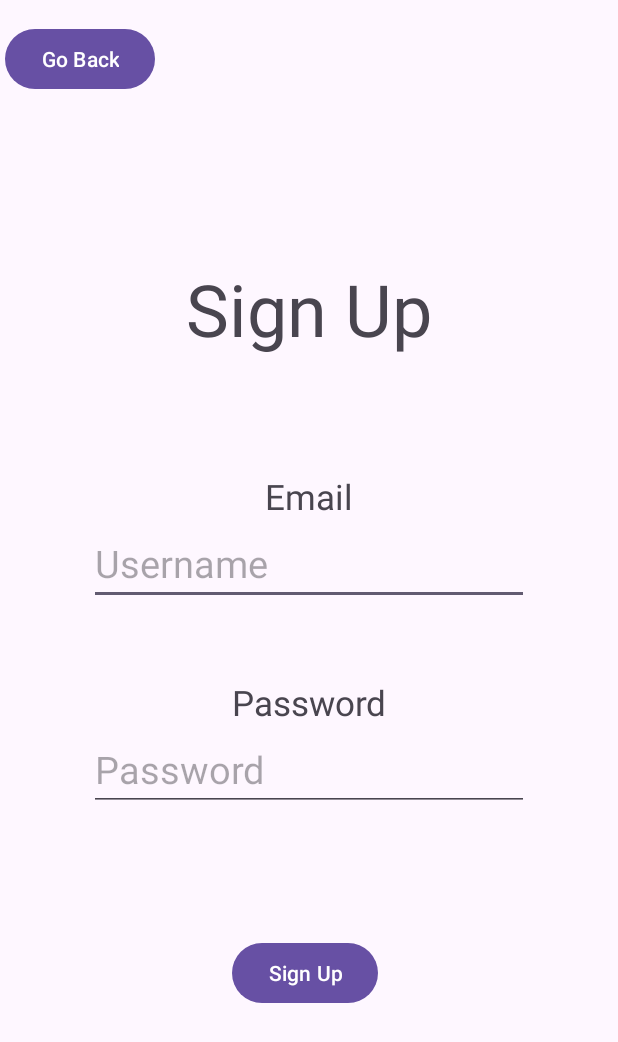
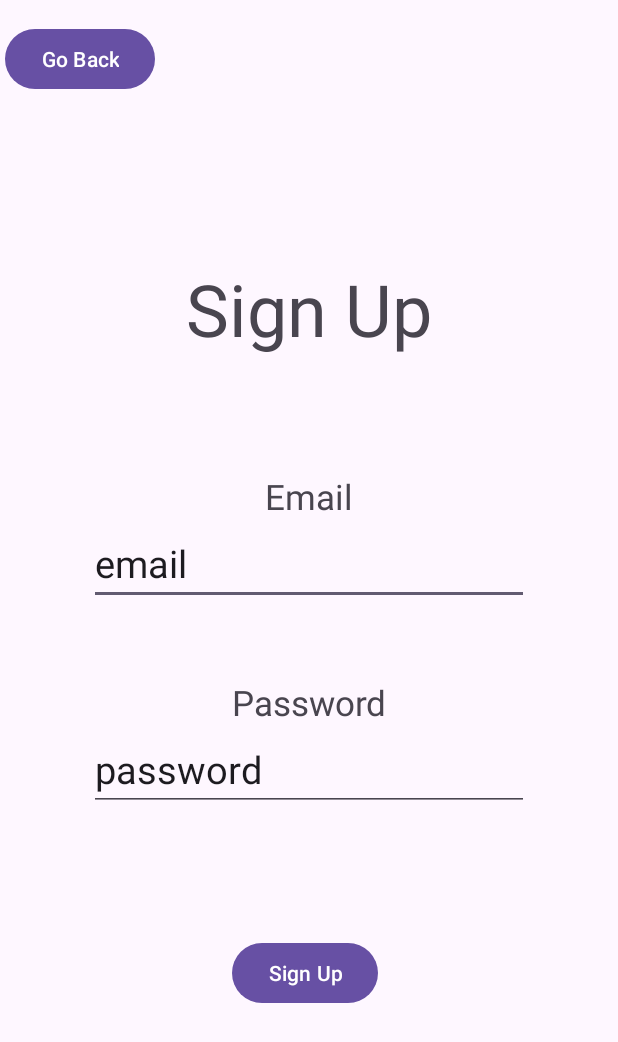
Before and after one commit to GarrettVosecky/Hackstreet-Boys, an Android app: the sign_up screen opened directly, with no data from a screen before it, after a tap on "Sign Up", on a phone screen of 412 x 824 dp. Shown: the top 1042 px of the screen. Run offline under Robolectric (Android 15) with nearby library versions, the phone set to English and light mode, and no system bars; our stand-ins replace Firebase (no records; nobody signed in at launch, a user with empty details on screens opened directly).

Commit message:
sign up text box

```diff
--- a/app/src/main/java/com/example/hackstreet_boys/sign_up.java
+++ b/app/src/main/java/com/example/hackstreet_boys/sign_up.java
@@ -1,21 +1,27 @@
 package com.example.hackstreet_boys;
 
+import android.app.ProgressDialog;
 import android.content.Intent;
 import android.os.Bundle;
 import android.widget.Button;
 import android.widget.EditText;
 import android.widget.Toast;
 
+import androidx.annotation.NonNull;
 import androidx.appcompat.app.AppCompatActivity;
 
 import com.google.firebase.auth.FirebaseAuth;
 import com.google.firebase.auth.FirebaseUser;
+import com.google.firebase.auth.FirebaseAuthUserCollisionException;
+import com.google.firebase.auth.FirebaseAuthWeakPasswordException;
+import com.google.firebase.auth.FirebaseAuthInvalidCredentialsException;
 
 public class sign_up extends AppCompatActivity {
 
     private FirebaseAuth mAuth;
     private EditText emailField, passwordField;
-    private Button signInButton, backButton;
+    private Button signUpButton, backButton;
+    private ProgressDialog progressDialog;
 
     @Override
     protected void onCreate(Bundle savedInstanceState) {
@@ -26,17 +32,19 @@ public class sign_up extends AppCompatActivity {
 
         emailField = findViewById(R.id.inputText);
         passwordField = findViewById(R.id.inputText2);
-        signInButton = findViewById(R.id.btnContinue);
+        signUpButton = findViewById(R.id.btnContinue);
         backButton = findViewById(R.id.btnBack);
 
-        signInButton.setOnClickListener(view -> signInUser());
+        progressDialog = new ProgressDialog(this);
+        progressDialog.setMessage("Creating account...");
+        progressDialog.setCancelable(false);
 
-        backButton.setOnClickListener(view -> {
-            finish(); // Goes back to the previous activity
-        });
+        signUpButton.setOnClickListener(view -> registerUser());
+
+        backButton.setOnClickListener(view -> finish()); // Goes back to the previous activity
     }
 
-    private void signInUser() {
+    private void registerUser() {
         String email = emailField.getText().toString().trim();
         String password = passwordField.getText().toString().trim();
 
@@ -45,16 +53,39 @@ public class sign_up extends AppCompatActivity {
             return;
         }
 
-        mAuth.signInWithEmailAndPassword(email, password)
+        if (password.length() < 6) {
+            Toast.makeText(this, "Password must be at least 6 characters", Toast.LENGTH_SHORT).show();
+            return;
+        }
+
+        progressDialog.show();
+
+        mAuth.createUserWithEmailAndPassword(email, password)
                 .addOnCompleteListener(this, task -> {
+                    progressDialog.dismiss();
+
                     if (task.isSuccessful()) {
                         FirebaseUser user = mAuth.getCurrentUser();
-                        Toast.makeText(sign_up.this, "Welcome " + user.getEmail(), Toast.LENGTH_SHORT).show();
+                        Toast.makeText(sign_up.this, "Account created! Welcome " + user.getEmail(), Toast.LENGTH_SHORT).show();
 
-
+                        // Navigate to another activity (e.g., main screen)
+                        startActivity(new Intent(sign_up.this, Sign_inScreen.class));
+                        finish(); // Close sign-up screen
                     } else {
-                        Toast.makeText(sign_up.this, "Authentication failed.", Toast.LENGTH_SHORT).show();
+                        handleSignUpError(task.getException());
                     }
                 });
     }
+
+    private void handleSignUpError(Exception e) {
+        if (e instanceof FirebaseAuthWeakPasswordException) {
+            Toast.makeText(this, "Weak password. Please use a stronger one.", Toast.LENGTH_SHORT).show();
+        } else if (e instanceof FirebaseAuthInvalidCredentialsException) {
+            Toast.makeText(this, "Invalid email format.", Toast.LENGTH_SHORT).show();
+        } else if (e instanceof FirebaseAuthUserCollisionException) {
+            Toast.makeText(this, "Email already in use. Try logging in.", Toast.LENGTH_SHORT).show();
+        } else {
+            Toast.makeText(this, "Registration failed. Please try again.", Toast.LENGTH_SHORT).show();
+        }
+    }
 }
--- a/app/src/main/res/layout/activity_sign_up.xml
+++ b/app/src/main/res/layout/activity_sign_up.xml
@@ -18,7 +18,7 @@
         android:ems="10"
         android:hint="Username"
         android:inputType="textPersonName"
-        android:text=""
+        android:text="email"
         android:textSize="25sp"
         app:layout_constraintBottom_toBottomOf="parent"
         app:layout_constraintEnd_toEndOf="parent"
@@ -36,7 +36,7 @@
         android:hint="Password"
         android:ems="10"
         android:inputType="textPersonName"
-        android:text=""
+        android:text="password"
         android:textSize="25sp"
         app:layout_constraintBottom_toBottomOf="parent"
         app:layout_constraintEnd_toEndOf="parent"
```
Also changed, not shown: app/src/main/java/com/example/hackstreet_boys/Sign_inScreen.java (+6 -6 lines).
